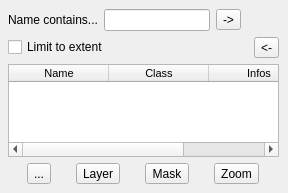
The window that nominatim/ui/dockwidget.ui (xcaeag/Nominatim-Qgis-Plugin) describes before a commit, drawn with Qt 5.
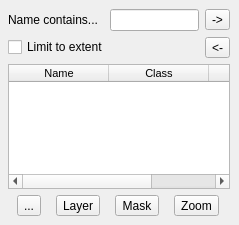
The same window after the commit. Icons and pictures are not drawn.

The edit to the form file:
```diff
--- a/nominatim/ui/dockwidget.ui
+++ b/nominatim/ui/dockwidget.ui
@@ -6,8 +6,8 @@
    <rect>
     <x>0</x>
     <y>0</y>
-    <width>288</width>
-    <height>193</height>
+    <width>239</width>
+    <height>225</height>
    </rect>
   </property>
   <property name="sizePolicy">
@@ -18,7 +18,7 @@
   </property>
   <property name="minimumSize">
    <size>
-    <width>200</width>
+    <width>218</width>
     <height>180</height>
    </size>
   </property>
@@ -38,8 +38,23 @@
     </property>
     <item>
      <layout class="QHBoxLayout" name="horizontalLayout_4">
+      <property name="spacing">
+       <number>6</number>
+      </property>
       <item>
        <widget class="QLabel" name="label">
+        <property name="sizePolicy">
+         <sizepolicy hsizetype="Minimum" vsizetype="Preferred">
+          <horstretch>0</horstretch>
+          <verstretch>0</verstretch>
+         </sizepolicy>
+        </property>
+        <property name="minimumSize">
+         <size>
+          <width>96</width>
+          <height>0</height>
+         </size>
+        </property>
         <property name="layoutDirection">
          <enum>Qt::LeftToRight</enum>
         </property>
@@ -54,7 +69,7 @@
       <item>
        <widget class="QLineEdit" name="editSearch">
         <property name="sizePolicy">
-         <sizepolicy hsizetype="Fixed" vsizetype="Fixed">
+         <sizepolicy hsizetype="Expanding" vsizetype="Fixed">
           <horstretch>0</horstretch>
           <verstretch>0</verstretch>
          </sizepolicy>
@@ -80,19 +95,6 @@
         </property>
        </widget>
       </item>
-      <item>
-       <spacer name="horizontalSpacer_2">
-        <property name="orientation">
-         <enum>Qt::Horizontal</enum>
-        </property>
-        <property name="sizeHint" stdset="0">
-         <size>
-          <width>40</width>
-          <height>20</height>
-         </size>
-        </property>
-       </spacer>
-      </item>
      </layout>
     </item>
     <item>
```
Left out of the diff: 14 changed lines with no effect on the pictures.
